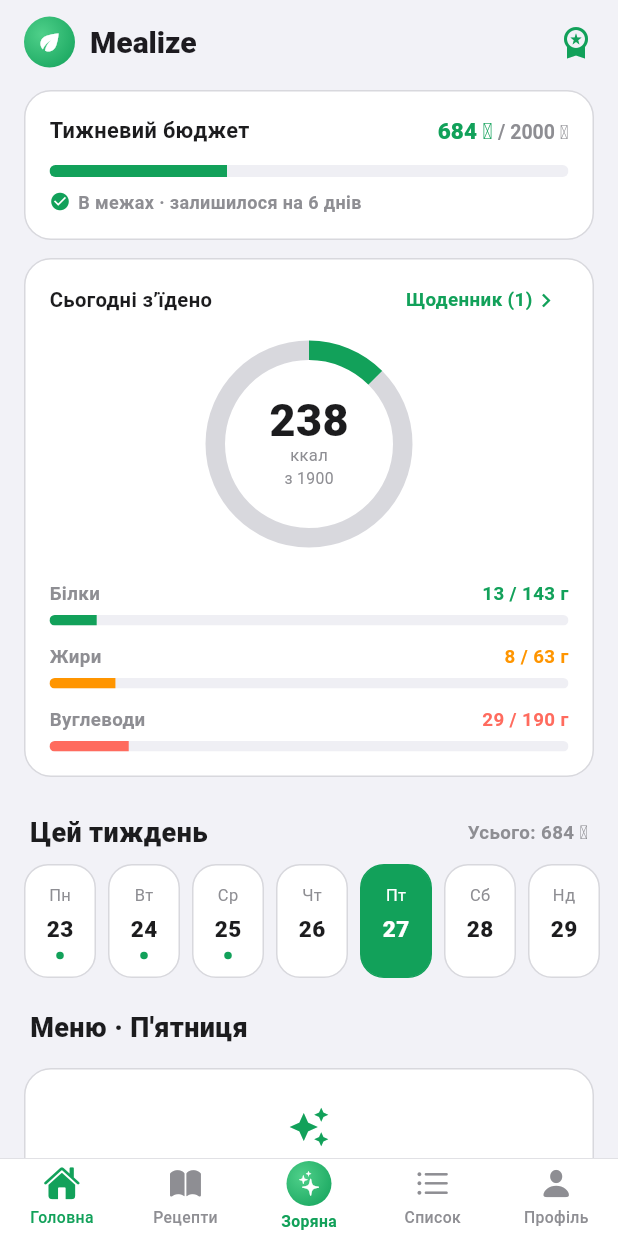
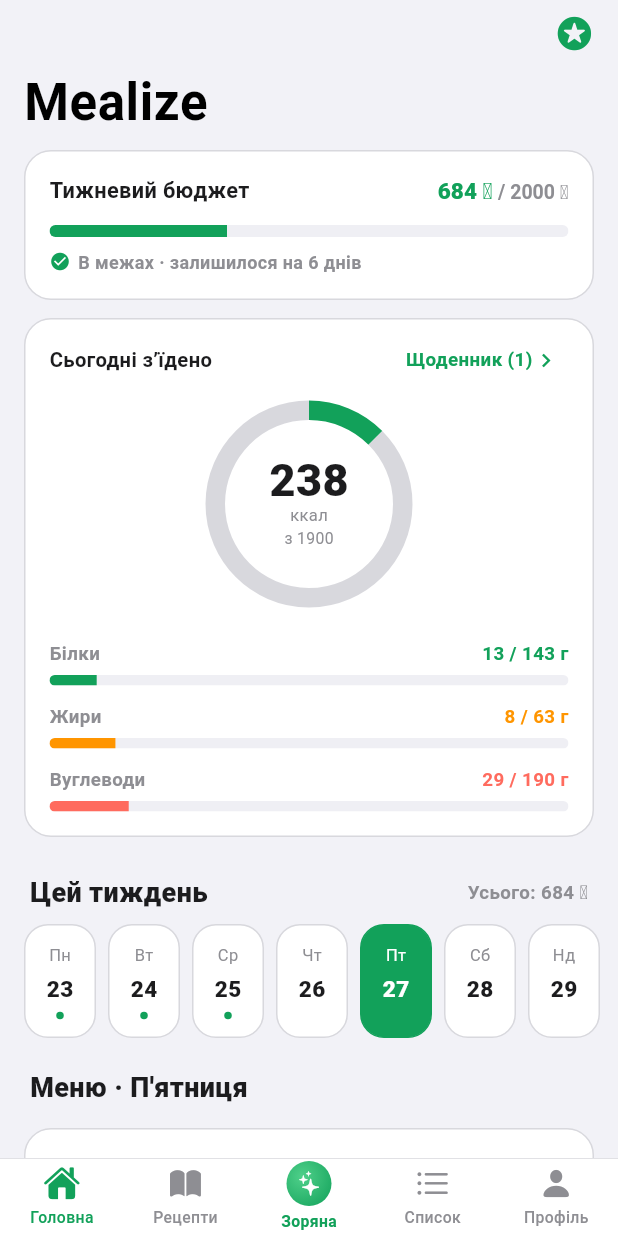
Before and after one commit to yevheniiGrabar/mobile-app, a Flutter app: the screen it shows after launch, after a tap on "Вт", after a tap on "Ср", after a tap on "Пт", on a phone screen of 412 x 824 dp. Run offline on Flutter 3.47's test engine with Material 3 defaults, Android fonts, the phone set to English and light mode, and no system bars; drawn by our look-alikes of fl_chart; our stand-ins replace speech_to_text; network calls fail.

Commit message:
feat(app): iOS-native phase 3 — large-title nav + Cupertino controls
- All tab screens (Home/Recipes/Cart/Profile) → CupertinoPageScaffold +
  CupertinoSliverNavigationBar (large collapsing titles, signature iOS)
- Menu settings & Subscription → CupertinoPageScaffold + CupertinoNavigationBar
- Primary CTAs → CupertinoButton; budget slider → CupertinoSlider;
  snackbars on pushed screens → CupertinoAlertDialog
- verified: large title + flat tab bar + system palette render natively

```diff
--- a/lib/screens/cart_screen.dart
+++ b/lib/screens/cart_screen.dart
@@ -1,3 +1,4 @@
+import 'package:flutter/cupertino.dart';
 import 'package:flutter/material.dart';
 import 'package:url_launcher/url_launcher.dart';
 import '../theme.dart';
@@ -68,9 +69,11 @@
     final store = StoreRegistry.instance.active.info;
     final canOrder = store.canOrder;
 
-    return CustomScrollView(slivers: [
-      SliverAppBar(pinned: true, backgroundColor: AppColors.bg, elevation: 0, titleSpacing: 16,
-        title: const Text('Список покупок', style: TextStyle(fontWeight: FontWeight.w900, fontSize: 22))),
+    return CupertinoPageScaffold(
+      backgroundColor: AppColors.bg,
+      child: CustomScrollView(slivers: [
+      const CupertinoSliverNavigationBar(
+        backgroundColor: AppColors.bg, border: null, largeTitle: Text('Список')),
       SliverToBoxAdapter(child: Padding(
         padding: const EdgeInsets.fromLTRB(16, 4, 16, 8),
         child: Row(children: [
@@ -116,7 +119,8 @@
       ],
       SliverToBoxAdapter(child: Padding(
         padding: const EdgeInsets.fromLTRB(16, 24, 16, 0),
-        child: SizedBox(width: double.infinity, child: FilledButton.icon(
+        child: SizedBox(width: double.infinity, child: CupertinoButton(
+          color: AppColors.accent, borderRadius: BorderRadius.circular(14),
           onPressed: _busy
               ? null
               : (canOrder
@@ -124,16 +128,14 @@
                   : () => ScaffoldMessenger.of(context).showSnackBar(SnackBar(
                       content: Text('Список готовий. Замовлення для «${store.name}» — скоро'),
                       duration: const Duration(seconds: 2)))),
-          style: FilledButton.styleFrom(backgroundColor: AppColors.accent, foregroundColor: AppColors.accentInk, padding: const EdgeInsets.symmetric(vertical: 16)),
-          icon: _busy
-              ? const SizedBox(width: 18, height: 18, child: CircularProgressIndicator(strokeWidth: 2, color: AppColors.accentInk))
-              : Icon(canOrder ? Icons.shopping_bag_outlined : Icons.list_alt),
-          label: Text(_busy ? 'Збираємо кошик…' : (canOrder ? 'Замовити в ${store.name}' : 'Згенерувати список'),
-            style: const TextStyle(fontWeight: FontWeight.w800, fontSize: 15)),
+          child: _busy
+              ? const CupertinoActivityIndicator(color: AppColors.accentInk)
+              : Text(canOrder ? 'Замовити в ${store.name}' : 'Згенерувати список',
+                  style: const TextStyle(fontWeight: FontWeight.w700, fontSize: 15)),
         )),
       )),
       const SliverToBoxAdapter(child: SizedBox(height: 100)),
-    ]);
+    ]));
   }
 
   /// Доказова економія: сума + % + порівняння двох кошиків.
--- a/lib/screens/home_screen.dart
+++ b/lib/screens/home_screen.dart
@@ -1,3 +1,4 @@
+import 'package:flutter/cupertino.dart';
 import 'package:flutter/material.dart';
 import 'package:fl_chart/fl_chart.dart';
 import '../theme.dart';
@@ -28,27 +29,18 @@
     final spent = mockWeek.fold<int>(0, (s, x) => s + x.total);
     final daysLeft = (_days.length - _todayIndex - 1).clamp(0, 7);
 
-    return CustomScrollView(slivers: [
-      SliverAppBar(
-        pinned: true, backgroundColor: AppColors.bg, elevation: 0,
-        titleSpacing: 16,
-        title: Row(children: [
-          Container(width: 34, height: 34,
-            decoration: BoxDecoration(shape: BoxShape.circle,
-              gradient: const RadialGradient(center: Alignment(-0.3, -0.3), radius: 0.9, colors: [Color(0xFF4FD08A), AppColors.accent])),
-            child: const Icon(Icons.eco, color: Colors.white, size: 18)),
-          const SizedBox(width: 10),
-          const Text('Mealize', style: TextStyle(fontWeight: FontWeight.w900, fontSize: 20)),
-        ]),
-        actions: [
-          IconButton(
-            tooltip: 'Mealize Pro',
-            onPressed: () => Navigator.of(context).push(MaterialPageRoute(
-              builder: (_) => const SubscriptionScreen(), fullscreenDialog: true)),
-            icon: const Icon(Icons.workspace_premium, color: AppColors.accent),
-          ),
-          const SizedBox(width: 4),
-        ],
+    return CupertinoPageScaffold(
+      backgroundColor: AppColors.bg,
+      child: CustomScrollView(slivers: [
+      CupertinoSliverNavigationBar(
+        backgroundColor: AppColors.bg,
+        border: null,
+        largeTitle: const Text('Mealize'),
+        trailing: GestureDetector(
+          onTap: () => Navigator.of(context).push(MaterialPageRoute(
+            builder: (_) => const SubscriptionScreen(), fullscreenDialog: true)),
+          child: const Icon(CupertinoIcons.star_circle_fill, color: AppColors.accent, size: 26),
+        ),
       ),
       SliverToBoxAdapter(child: Padding(
         padding: const EdgeInsets.fromLTRB(16, 4, 16, 4),
@@ -99,7 +91,7 @@
           child: MealCard(meal: d.meals[i]),
         ), childCount: d.meals.length)),
       const SliverToBoxAdapter(child: SizedBox(height: 100)),
-    ]);
+    ]));
   }
 
   String _dayNameFull(int i) => const ['Понеділок','Вівторок','Середа','Четвер','П\'ятниця','Субота','Неділя'][i.clamp(0, 6)];
--- a/lib/screens/profile_screen.dart
+++ b/lib/screens/profile_screen.dart
@@ -1,3 +1,4 @@
+import 'package:flutter/cupertino.dart';
 import 'package:flutter/material.dart';
 import 'package:fl_chart/fl_chart.dart';
 import '../theme.dart';
@@ -23,9 +24,11 @@
     final totalSpend = _spend.fold<int>(0, (s, x) => s + x);
     const totalKcal = 13720;
 
-    return CustomScrollView(slivers: [
-      SliverAppBar(pinned: true, backgroundColor: AppColors.bg, elevation: 0, titleSpacing: 16,
-        title: const Text('Профіль', style: TextStyle(fontWeight: FontWeight.w900, fontSize: 22))),
+    return CupertinoPageScaffold(
+      backgroundColor: AppColors.bg,
+      child: CustomScrollView(slivers: [
+      const CupertinoSliverNavigationBar(
+        backgroundColor: AppColors.bg, border: null, largeTitle: Text('Профіль')),
       SliverToBoxAdapter(child: Padding(
         padding: const EdgeInsets.fromLTRB(16, 4, 16, 4),
         child: Column(children: [
@@ -57,7 +60,7 @@
           const SizedBox(height: 100),
         ]),
       )),
-    ]);
+    ]));
   }
 
   void _openSettings(BuildContext c) =>
--- a/lib/screens/recipes_screen.dart
+++ b/lib/screens/recipes_screen.dart
@@ -1,4 +1,4 @@
-import 'package:flutter/material.dart';
+import 'package:flutter/cupertino.dart';
 import '../theme.dart';
 import '../models.dart';
 import '../widgets/meal_card.dart';
@@ -39,9 +39,11 @@
   @override
   Widget build(BuildContext context) {
     final meals = _filtered;
-    return CustomScrollView(slivers: [
-      SliverAppBar(pinned: true, backgroundColor: AppColors.bg, elevation: 0, titleSpacing: 16,
-        title: const Text('Рецепти', style: TextStyle(fontWeight: FontWeight.w900, fontSize: 22))),
+    return CupertinoPageScaffold(
+      backgroundColor: AppColors.bg,
+      child: CustomScrollView(slivers: [
+      const CupertinoSliverNavigationBar(
+        backgroundColor: AppColors.bg, border: null, largeTitle: Text('Рецепти')),
       SliverToBoxAdapter(child: SizedBox(height: 48, child: ListView.separated(
         scrollDirection: Axis.horizontal,
         padding: const EdgeInsets.symmetric(horizontal: 16, vertical: 6),
@@ -71,6 +73,6 @@
         child: MealCard(meal: meals[i]),
       ), childCount: meals.length)),
       const SliverToBoxAdapter(child: SizedBox(height: 100)),
-    ]);
+    ]));
   }
 }
```
Also changed, not shown: lib/screens/menu_settings_screen.dart (+12 -12 lines), lib/screens/subscription_screen.dart (+19 -10 lines).
